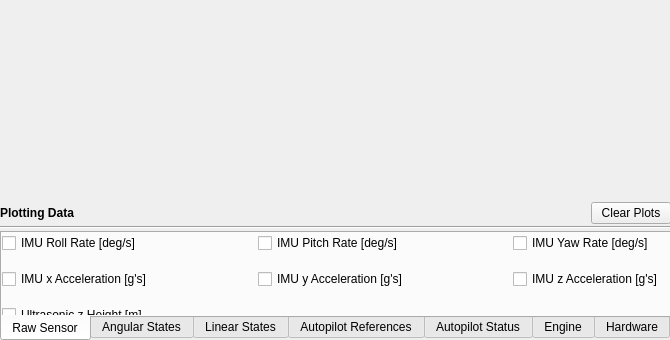
Above: gcs/ui/dataplotter.ui from lijian8/ahns10 before the change. Below: the same form after it.
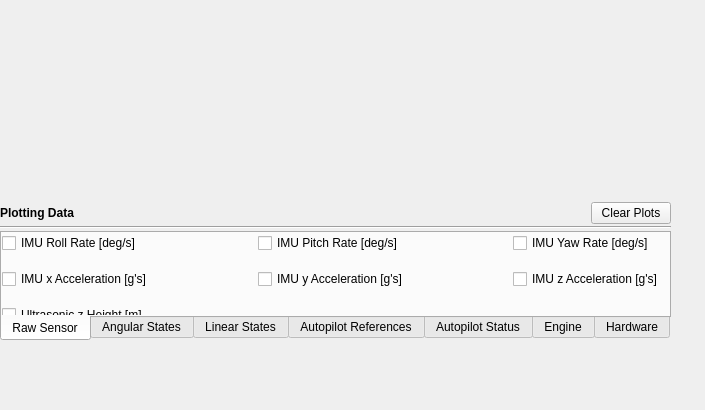
That is the form after the change. The open tabs and pages were chosen to show the change. Custom widgets are drawn as their Qt base class.

```diff
--- a/gcs/ui/dataplotter.ui
+++ b/gcs/ui/dataplotter.ui
@@ -6,8 +6,8 @@
    <rect>
     <x>0</x>
     <y>0</y>
-    <width>670</width>
-    <height>340</height>
+    <width>705</width>
+    <height>410</height>
    </rect>
   </property>
   <property name="minimumSize">
```
Left out of the diff: 2 changed lines with no effect on the pictures.
